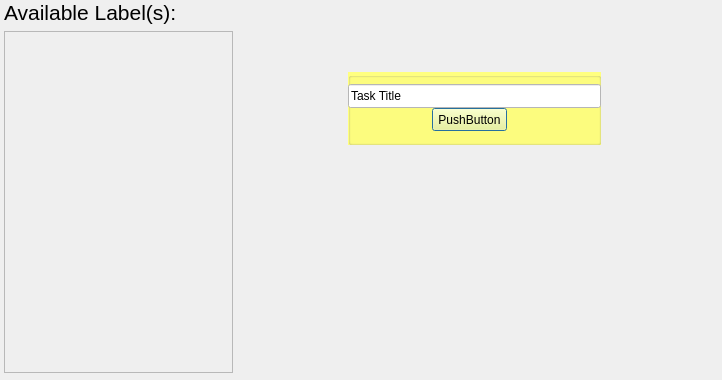
Mulukulum/Amberia, file Codebase/GUI/UI Files/Labels.ui: the form before one commit.
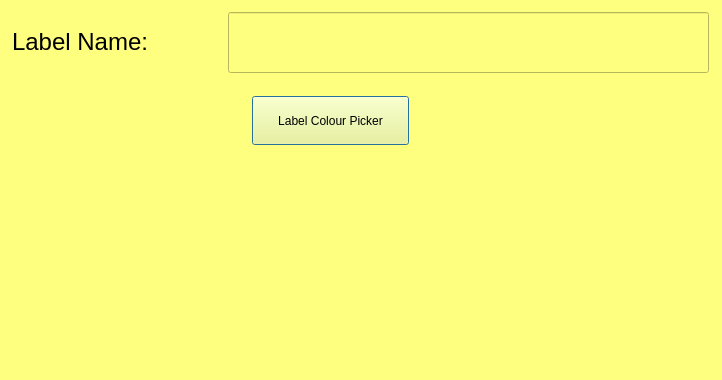
The form after the commit.

```diff
--- a/Codebase/GUI/UI Files/Labels.ui
+++ b/Codebase/GUI/UI Files/Labels.ui
@@ -13,86 +13,44 @@
   <property name="windowTitle">
    <string>Dialog</string>
   </property>
-  <widget class="QGroupBox" name="groupBox">
+  <property name="styleSheet">
+   <string notr="true">background: rgb(255, 255, 127)</string>
+  </property>
+  <widget class="QLineEdit" name="lineEdit">
    <property name="geometry">
     <rect>
-     <x>348</x>
-     <y>72</y>
-     <width>253</width>
-     <height>73</height>
+     <x>228</x>
+     <y>12</y>
+     <width>481</width>
+     <height>61</height>
     </rect>
    </property>
-   <property name="styleSheet">
-    <string notr="true">background: rgb(255, 255, 127)</string>
+  </widget>
+  <widget class="QLabel" name="label">
+   <property name="geometry">
+    <rect>
+     <x>12</x>
+     <y>12</y>
+     <width>205</width>
+     <height>61</height>
+    </rect>
    </property>
-   <property name="title">
-    <string/>
+   <property name="text">
+    <string>&lt;html&gt;&lt;head/&gt;&lt;body&gt;&lt;p&gt;&lt;span style=&quot; font-size:18pt;&quot;&gt;Label Name:&lt;/span&gt;&lt;/p&gt;&lt;/body&gt;&lt;/html&gt;</string>
    </property>
-   <widget class="QLineEdit" name="lineEdit">
-    <property name="geometry">
-     <rect>
-      <x>0</x>
-      <y>12</y>
-      <width>253</width>
-      <height>24</height>
-     </rect>
-    </property>
-    <property name="styleSheet">
-     <string notr="true">background: rgb(255,255,255)</string>
-    </property>
-    <property name="text">
-     <string>Task Title</string>
-    </property>
-   </widget>
-   <widget class="QPushButton" name="pushButton">
-    <property name="geometry">
-     <rect>
-      <x>84</x>
-      <y>36</y>
-      <width>75</width>
-      <height>23</height>
-     </rect>
-    </property>
-    <property name="text">
-     <string>PushButton</string>
-    </property>
-   </widget>
   </widget>
-  <widget class="QWidget" name="">
+  <widget class="QPushButton" name="pushButton">
    <property name="geometry">
     <rect>
-     <x>4</x>
-     <y>0</y>
-     <width>229</width>
-     <height>373</height>
+     <x>252</x>
+     <y>96</y>
+     <width>157</width>
+     <height>49</height>
     </rect>
    </property>
-   <layout class="QGridLayout" name="gridLayout">
-    <item row="0" column="0">
-     <widget class="QLabel" name="label">
-      <property name="text">
-       <string>&lt;html&gt;&lt;head/&gt;&lt;body&gt;&lt;p&gt;&lt;span style=&quot; font-size:16pt;&quot;&gt;Available Label(s):&lt;/span&gt;&lt;/p&gt;&lt;/body&gt;&lt;/html&gt;</string>
-      </property>
-     </widget>
-    </item>
-    <item row="1" column="0">
-     <widget class="QScrollArea" name="scrollArea">
-      <property name="widgetResizable">
-       <bool>true</bool>
-      </property>
-      <widget class="QWidget" name="scrollAreaWidgetContents">
-       <property name="geometry">
-        <rect>
-         <x>0</x>
-         <y>0</y>
-         <width>225</width>
-         <height>337</height>
-        </rect>
-       </property>
-      </widget>
-     </widget>
-    </item>
-   </layout>
+   <property name="text">
+    <string>Label Colour Picker</string>
+   </property>
   </widget>
  </widget>
  <resources/>
```
